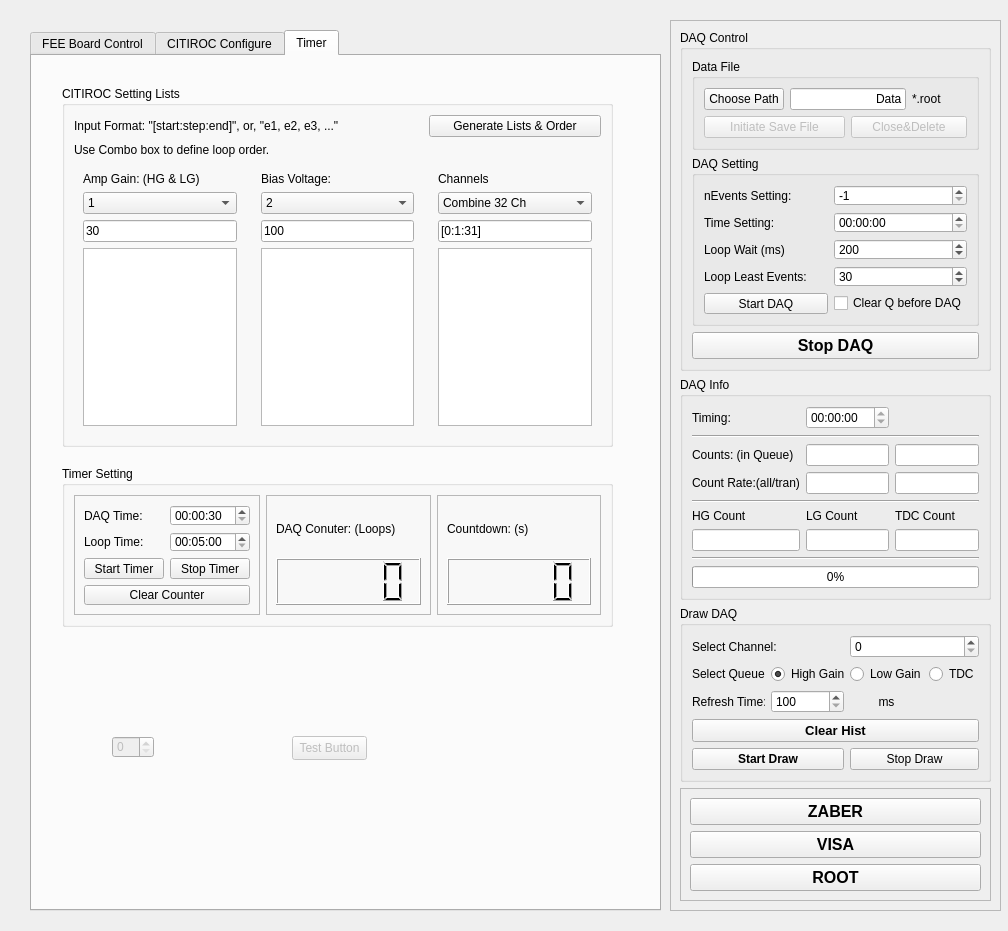
First picture: the form in src/FEEControlWidget.ui, repository HelloUSTC114/FEEBoardGUI, before the edit.
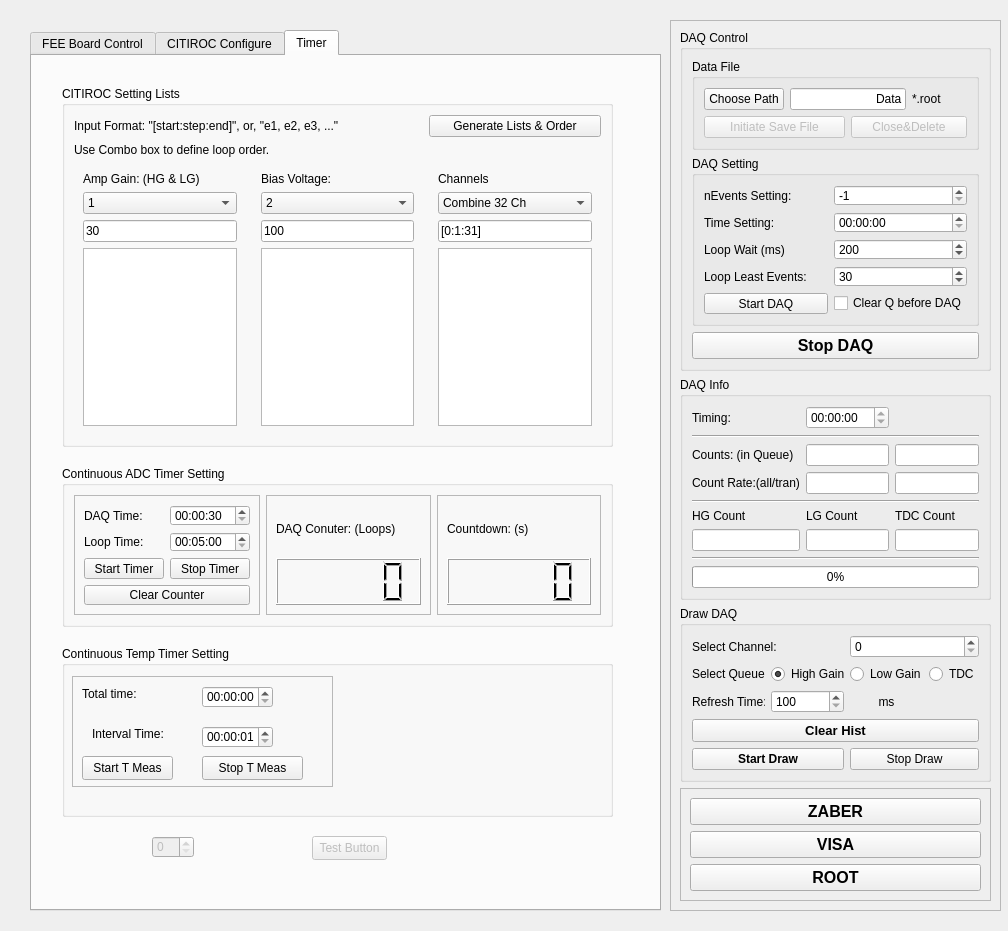
Second picture: the form after the edit.

Patch:
```diff
--- a/src/FEEControlWidget.ui
+++ b/src/FEEControlWidget.ui
@@ -1325,7 +1325,7 @@
       </rect>
      </property>
      <property name="title">
-      <string>Timer Setting</string>
+      <string>Continuous ADC Timer Setting</string>
      </property>
      <layout class="QGridLayout" name="gridLayout_30">
       <item row="0" column="1">
@@ -1465,8 +1465,8 @@
      </property>
      <property name="geometry">
       <rect>
-       <x>260</x>
-       <y>680</y>
+       <x>280</x>
+       <y>780</y>
        <width>75</width>
        <height>24</height>
       </rect>
@@ -1481,8 +1481,8 @@
      </property>
      <property name="geometry">
       <rect>
-       <x>80</x>
-       <y>680</y>
+       <x>120</x>
+       <y>780</y>
        <width>42</width>
        <height>22</height>
       </rect>
@@ -1491,6 +1491,120 @@
       <number>999999999</number>
      </property>
     </widget>
+    <widget class="QGroupBox" name="groupBox_13">
+     <property name="geometry">
+      <rect>
+       <x>30</x>
+       <y>590</y>
+       <width>551</width>
+       <height>171</height>
+      </rect>
+     </property>
+     <property name="title">
+      <string>Continuous Temp Timer Setting</string>
+     </property>
+     <widget class="QFrame" name="frame_9">
+      <property name="geometry">
+       <rect>
+        <x>10</x>
+        <y>30</y>
+        <width>261</width>
+        <height>111</height>
+       </rect>
+      </property>
+      <property name="frameShape">
+       <enum>QFrame::StyledPanel</enum>
+      </property>
+      <property name="frameShadow">
+       <enum>QFrame::Raised</enum>
+      </property>
+      <widget class="QLabel" name="label_50">
+       <property name="geometry">
+        <rect>
+         <x>10</x>
+         <y>10</y>
+         <width>81</width>
+         <height>16</height>
+        </rect>
+       </property>
+       <property name="text">
+        <string>Total time:</string>
+       </property>
+      </widget>
+      <widget class="QTimeEdit" name="timeTTotal">
+       <property name="geometry">
+        <rect>
+         <x>130</x>
+         <y>10</y>
+         <width>71</width>
+         <height>22</height>
+        </rect>
+       </property>
+       <property name="displayFormat">
+        <string>HH:mm:ss</string>
+       </property>
+      </widget>
+      <widget class="QLabel" name="label_51">
+       <property name="geometry">
+        <rect>
+         <x>20</x>
+         <y>50</y>
+         <width>81</width>
+         <height>16</height>
+        </rect>
+       </property>
+       <property name="text">
+        <string>Interval Time:</string>
+       </property>
+      </widget>
+      <widget class="QTimeEdit" name="timeTInterval">
+       <property name="geometry">
+        <rect>
+         <x>130</x>
+         <y>50</y>
+         <width>71</width>
+         <height>22</height>
+        </rect>
+       </property>
+       <property name="displayFormat">
+        <string>HH:mm:ss</string>
+       </property>
+       <property name="time">
+        <time>
+         <hour>0</hour>
+         <minute>0</minute>
+         <second>1</second>
+        </time>
+       </property>
+      </widget>
+      <widget class="QPushButton" name="pushButton">
+       <property name="geometry">
+        <rect>
+         <x>10</x>
+         <y>80</y>
+         <width>91</width>
+         <height>24</height>
+        </rect>
+       </property>
+       <property name="text">
+        <string>Start T Meas</string>
+       </property>
+      </widget>
+      <widget class="QPushButton" name="pushButton_2">
+       <property name="geometry">
+        <rect>
+         <x>130</x>
+         <y>80</y>
+         <width>101</width>
+         <height>24</height>
+        </rect>
+       </property>
+       <property name="text">
+        <string>Stop T Meas</string>
+       </property>
+      </widget>
+     </widget>
+    </widget>
    </widget>
   </widget>
   <widget class="QFrame" name="frame_6">
```
